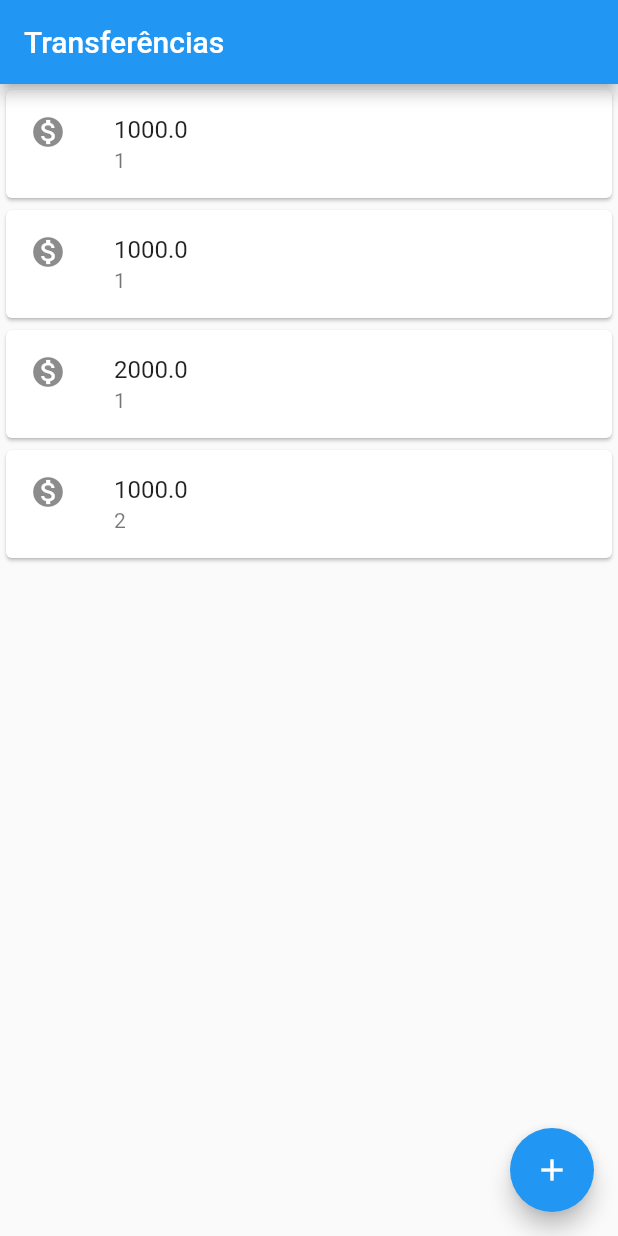
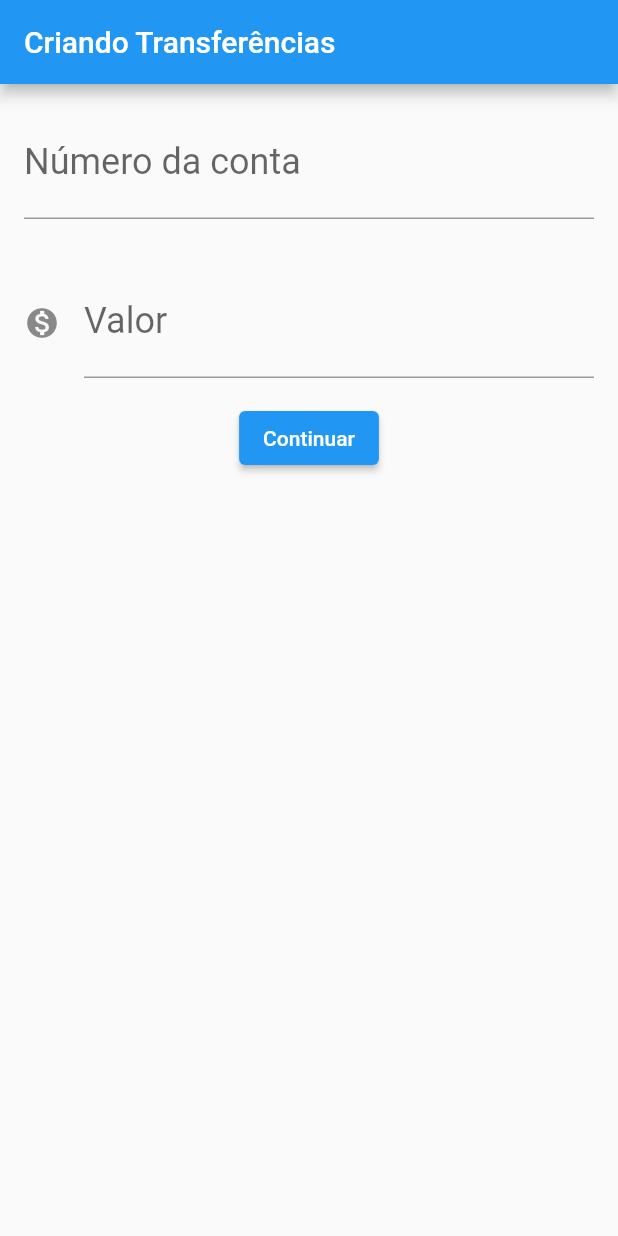
Before and after one commit to ThamyrisGT/alura-curso-fundamentos-flutter-projeto-basico, a Flutter app: the screen it shows after launch, on a phone screen of 412 x 824 dp. Run offline on Flutter 3.47's test engine with Material 2 defaults, Android fonts, the phone set to English and light mode, and no system bars.

Commit message:
Refatorado código, criado a segunda tela, utilizando TextField e ElevatedButton

```diff
--- a/bytebank/lib/main.dart
+++ b/bytebank/lib/main.dart
@@ -2,29 +2,104 @@ import 'package:flutter/cupertino.dart';
 import 'package:flutter/material.dart';
 
 void main() {
-  runApp(MaterialApp(
+  runApp(BytebankApp());
+}
+
+class FormularioTransferencia extends StatelessWidget {
+  final TextEditingController _numeroDaContacontroller =
+      TextEditingController();
+  final TextEditingController _valorcontroller = TextEditingController();
+
+  @override
+  Widget build(BuildContext context) {
+    return Scaffold(
+      appBar: AppBar(
+        title: Text('Criando Transferências'),
+      ),
+      body: Column(
+        children: [
+          Padding(
+            padding: const EdgeInsets.all(16.0),
+            child: TextField(
+              controller: _numeroDaContacontroller,
+              style: TextStyle(
+                fontSize: 24,
+              ),
+              decoration: InputDecoration(
+                labelText: 'Número da conta',
+                hintText: '000',
+              ),
+              keyboardType: TextInputType.number,
+            ),
+          ),
+          Padding(
+            padding: const EdgeInsets.all(16.0),
+            child: TextField(
+              controller: _valorcontroller,
+              style: TextStyle(
+                fontSize: 24,
+              ),
+              decoration: InputDecoration(
+                icon: Icon(Icons.monetization_on),
+                labelText: 'Valor',
+                hintText: '0.00',
+              ),
+              keyboardType: TextInputType.number,
+            ),
+          ),
+          ElevatedButton(
+              onPressed: () {
+                final int? numeroConta =
+                    int.tryParse(_numeroDaContacontroller.text);
+                final double valor = double.parse(_valorcontroller.text);
+                if (numeroConta != null && valor != null) {
+                  final transferenciaCriada = Transferencia(valor, numeroConta);
+                  debugPrint('$transferenciaCriada');
+                  Scaffold.of(context).showSnackBar(
+                    SnackBar(
+                      content: Text('$transferenciaCriada'),
+                    ),
+                  );
+                }
+              },
+              child: Text("Continuar"))
+        ],
+      ),
+    );
+  }
+}
+
+class BytebankApp extends StatelessWidget {
+  const BytebankApp({Key? key}) : super(key: key);
+
+  @override
+  Widget build(BuildContext context) {
+    return MaterialApp(
       home: Scaffold(
-      appBar: AppBar(title: Text("Transferências")),
-      floatingActionButton: FloatingActionButton(
-        onPressed: () {},
-        child: Icon(Icons.add),
+        body: FormularioTransferencia(),
       ),
-      body: ListaTransferencia(),
-    ),
-  ));
+    );
+  }
 }
 
 class ListaTransferencia extends StatelessWidget {
   @override
   Widget build(BuildContext context) {
     // TODO: implement build
-    return Column(
+    return Scaffold(
+      appBar: AppBar(title: Text("Transferências")),
+      floatingActionButton: FloatingActionButton(
+        onPressed: () {},
+        child: Icon(Icons.add),
+      ),
+      body: Column(
         children: [
           ItemTransferencia(Transferencia(1000, 001)),
           ItemTransferencia(Transferencia(1000, 001)),
           ItemTransferencia(Transferencia(2000, 001)),
           ItemTransferencia(Transferencia(1000, 002)),
         ],
+      ),
     );
   }
 }
@@ -54,4 +129,9 @@ class Transferencia {
   final int numeroConta;
 
   Transferencia(this.valor, this.numeroConta);
+
+  @override
+  String toString() {
+    return 'Transferencia{valor: $valor, numeroConta: $numeroConta}';
   }
+}
```
Lines whose indentation alone changed are shown as unchanged.
